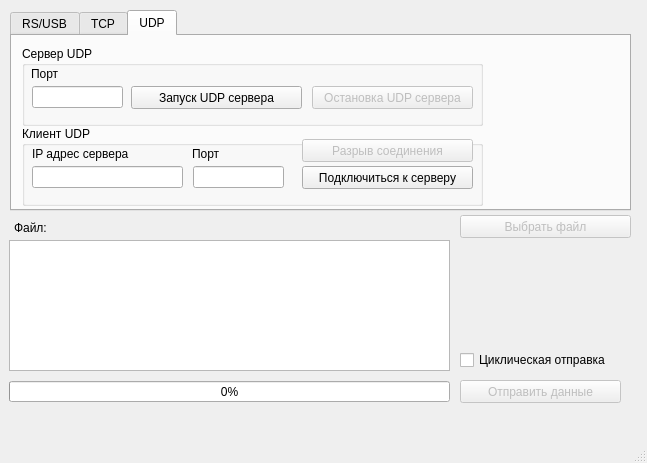
This is ETH_Tester_Main.ui in Khmol/ETH_Tester as Qt 5 draws it before an edit. The edited form follows.
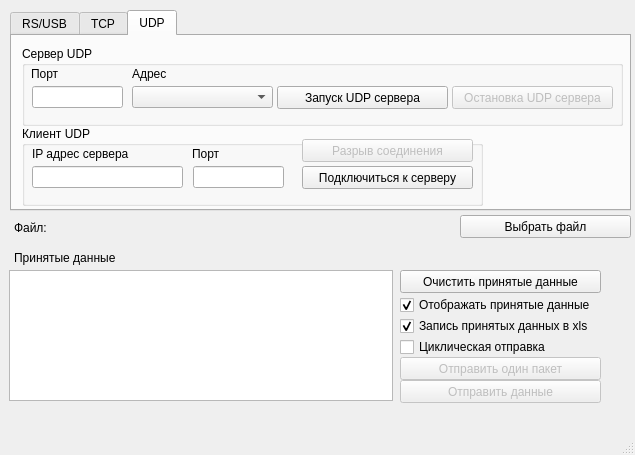
This is the edited form. The open tabs and pages were chosen to show the change. Icons and pictures are not drawn.

Patch:
```diff
--- a/ETH_Tester_Main.ui
+++ b/ETH_Tester_Main.ui
@@ -6,20 +6,20 @@
    <rect>
     <x>0</x>
     <y>0</y>
-    <width>647</width>
-    <height>463</height>
+    <width>635</width>
+    <height>455</height>
    </rect>
   </property>
   <property name="minimumSize">
    <size>
-    <width>460</width>
-    <height>376</height>
+    <width>635</width>
+    <height>455</height>
    </size>
   </property>
   <property name="maximumSize">
    <size>
-    <width>1000</width>
-    <height>1000</height>
+    <width>635</width>
+    <height>455</height>
    </size>
   </property>
   <property name="windowTitle">
@@ -33,7 +33,7 @@
   <widget class="QWidget" name="centralwidget">
    <widget class="QPushButton" name="pushButton_Choice_File">
     <property name="enabled">
-     <bool>false</bool>
+     <bool>true</bool>
     </property>
     <property name="geometry">
      <rect>
@@ -66,9 +66,9 @@
     </property>
     <property name="geometry">
      <rect>
-      <x>460</x>
+      <x>400</x>
       <y>380</y>
-      <width>161</width>
+      <width>201</width>
       <height>23</height>
      </rect>
     </property>
@@ -83,8 +83,8 @@
     <property name="geometry">
      <rect>
       <x>9</x>
-      <y>240</y>
-      <width>441</width>
+      <y>270</y>
+      <width>384</width>
       <height>131</height>
      </rect>
     </property>
@@ -95,22 +95,6 @@
      </size>
     </property>
    </widget>
-   <widget class="QProgressBar" name="progressBar">
-    <property name="geometry">
-     <rect>
-      <x>9</x>
-      <y>381</y>
-      <width>441</width>
-      <height>21</height>
-     </rect>
-    </property>
-    <property name="maximum">
-     <number>5</number>
-    </property>
-    <property name="value">
-     <number>0</number>
-    </property>
-   </widget>
    <widget class="QTabWidget" name="tabWidget">
     <property name="geometry">
      <rect>
@@ -376,7 +360,7 @@
        <rect>
         <x>10</x>
         <y>10</y>
-        <width>461</width>
+        <width>601</width>
         <height>80</height>
        </rect>
       </property>
@@ -389,7 +373,7 @@
        </property>
        <property name="geometry">
         <rect>
-         <x>290</x>
+         <x>430</x>
          <y>40</y>
          <width>161</width>
          <height>23</height>
@@ -404,7 +388,7 @@
         <rect>
          <x>9</x>
          <y>20</y>
-         <width>231</width>
+         <width>91</width>
          <height>16</height>
         </rect>
        </property>
@@ -415,7 +399,7 @@
       <widget class="QPushButton" name="pushButton_open_UDP_Server">
        <property name="geometry">
         <rect>
-         <x>109</x>
+         <x>255</x>
          <y>40</y>
          <width>171</width>
          <height>23</height>
@@ -435,6 +419,35 @@
         </rect>
        </property>
       </widget>
+      <widget class="QComboBox" name="comboBox_IP_Address_UDP_Server">
+       <property name="geometry">
+        <rect>
+         <x>110</x>
+         <y>40</y>
+         <width>141</width>
+         <height>22</height>
+        </rect>
+       </property>
+       <property name="maximumSize">
+        <size>
+         <width>16777215</width>
+         <height>16777215</height>
+        </size>
+       </property>
+      </widget>
+      <widget class="QLabel" name="label_5">
+       <property name="geometry">
+        <rect>
+         <x>110</x>
+         <y>20</y>
+         <width>91</width>
+         <height>16</height>
+        </rect>
+       </property>
+       <property name="text">
+        <string>Адрес</string>
+       </property>
+      </widget>
      </widget>
      <widget class="QGroupBox" name="groupBox_UDP_Server_2">
       <property name="geometry">
@@ -529,8 +542,8 @@
    <widget class="QCheckBox" name="checkBoxCiclicSend">
     <property name="geometry">
      <rect>
-      <x>460</x>
-      <y>350</y>
+      <x>400</x>
+      <y>337</y>
       <width>171</width>
       <height>20</height>
      </rect>
@@ -539,6 +552,89 @@
      <string>Циклическая отправка</string>
     </property>
    </widget>
+   <widget class="QCheckBox" name="checkBoxXlsSave">
+    <property name="geometry">
+     <rect>
+      <x>400</x>
+      <y>316</y>
+      <width>221</width>
+      <height>20</height>
+     </rect>
+    </property>
+    <property name="text">
+     <string>Запись принятых данных в xls</string>
+    </property>
+    <property name="checked">
+     <bool>true</bool>
+    </property>
+   </widget>
+   <widget class="QPushButton" name="pushButtonClearText">
+    <property name="enabled">
+     <bool>true</bool>
+    </property>
+    <property name="geometry">
+     <rect>
+      <x>400</x>
+      <y>270</y>
+      <width>201</width>
+      <height>23</height>
+     </rect>
+    </property>
+    <property name="styleSheet">
+     <string notr="true"/>
+    </property>
+    <property name="text">
+     <string>Очистить принятые данные</string>
+    </property>
+   </widget>
+   <widget class="QLabel" name="label_Rx_Data">
+    <property name="geometry">
+     <rect>
+      <x>14</x>
+      <y>250</y>
+      <width>381</width>
+      <height>16</height>
+     </rect>
+    </property>
+    <property name="text">
+     <string>Принятые данные</string>
+    </property>
+   </widget>
+   <widget class="QCheckBox" name="checkBoxShowRxData">
+    <property name="geometry">
+     <rect>
+      <x>400</x>
+      <y>295</y>
+      <width>221</width>
+      <height>20</height>
+     </rect>
+    </property>
+    <property name="text">
+     <string>Отображать принятые данные</string>
+    </property>
+    <property name="checked">
+     <bool>true</bool>
+    </property>
+   </widget>
+   <widget class="QPushButton" name="pushButton_Send_One_Pack">
+    <property name="enabled">
+     <bool>false</bool>
+    </property>
+    <property name="geometry">
+     <rect>
+      <x>400</x>
+      <y>357</y>
+      <width>201</width>
+      <height>23</height>
+     </rect>
+    </property>
+    <property name="styleSheet">
+     <string notr="true"/>
+    </property>
+    <property name="text">
+     <string>Отправить один пакет</string>
+    </property>
+   </widget>
   </widget>
   <widget class="QMenuBar" name="menubar">
    <property name="geometry">
```
Left out of the diff: 49 changed lines with no effect on the pictures.
